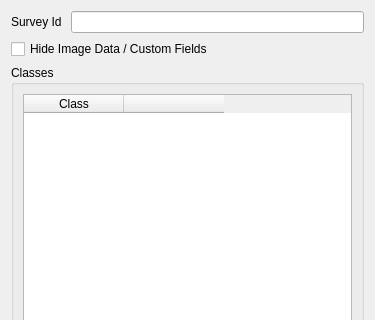
This is ddg/point_widget.ui in persts/DotDotGoose as Qt 5 draws it before an edit; both pictures show x 0 to 375 and y 0 to 320 of the 375 by 967 pixel window. The edited form follows.
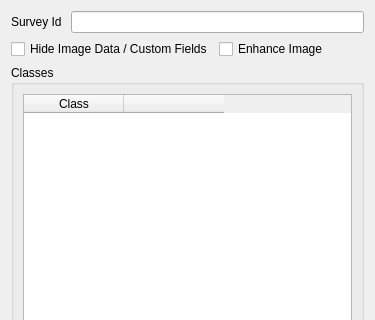
This is the edited form. Icons and pictures are not drawn.

Commit message: enhance image feature

```diff
--- a/ddg/point_widget.ui
+++ b/ddg/point_widget.ui
@@ -29,11 +29,22 @@
     </layout>
    </item>
    <item>
+    <layout class="QHBoxLayout" name="horizontalLayout">
+     <item>
     <widget class="QCheckBox" name="checkBoxImageFields">
      <property name="text">
       <string>Hide Image Data / Custom Fields</string>
      </property>
     </widget>
+     </item>
+     <item>
+      <widget class="QCheckBox" name="checkBoxEnhanceImage">
+       <property name="text">
+        <string>Enhance Image</string>
+       </property>
+      </widget>
+     </item>
+    </layout>
    </item>
    <item>
     <widget class="QSplitter" name="splitter">
```
Lines whose indentation alone changed are shown as unchanged. The commit also changes 2 other files.
